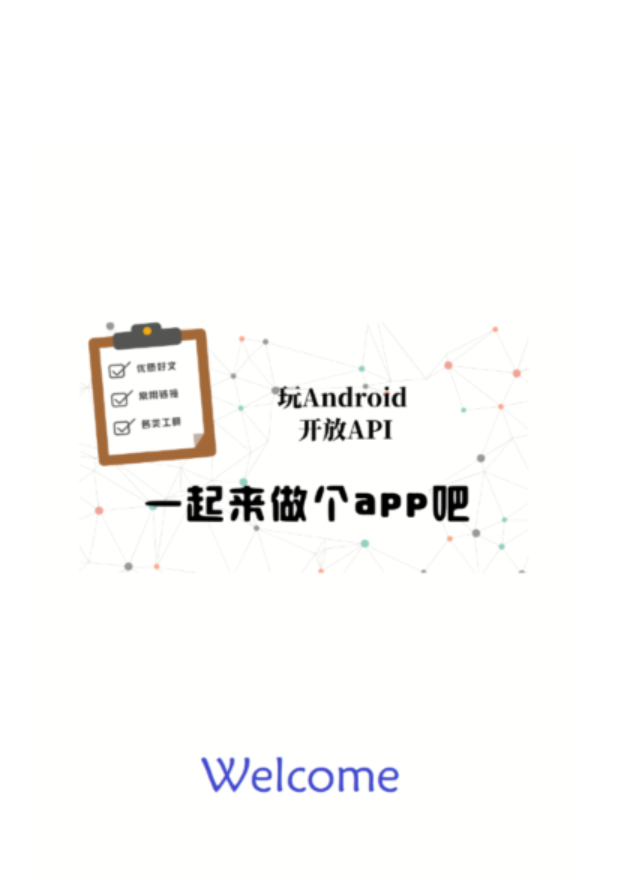
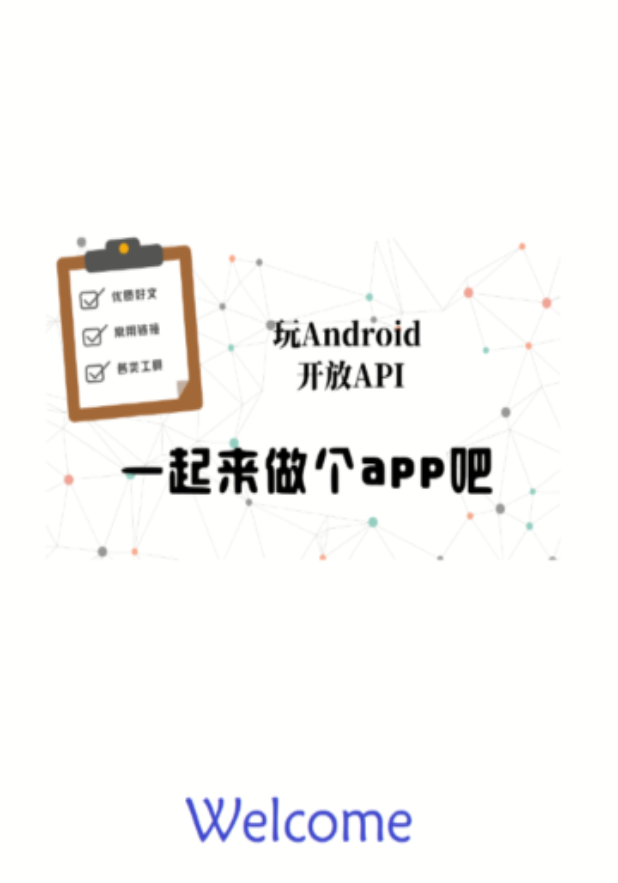
Before and after one commit to lw93/flutter_todo, a Flutter app: the screen it shows after launch, on a phone screen of 412 x 824 dp. Shown: the top 883 px of the screen. Run offline on Flutter 3.47's test engine with Material 2 defaults, Android fonts, the phone set to English and light mode, and no system bars; our stand-ins replace dio, shared_preferences; statements that could not run were skipped.

Commit message:
优化适配布局

```diff
--- a/lib/ui/splash_page.dart
+++ b/lib/ui/splash_page.dart
@@ -69,7 +69,7 @@ class _SplashPageState extends BaseState<SplashPage, SplashPresenter>
       ), // This trailing comma makes auto-formatting nicer for build methods.
     );*/
 
-    return Image.asset(ImageUtil.getImgByName("splash"));
+    return Image.asset(ImageUtil.getImgByName("splash"), fit: BoxFit.fill,);
   }
 
   @override
```
Also changed, not shown: lib/ui/guide_page.dart (+6 -2 lines).
